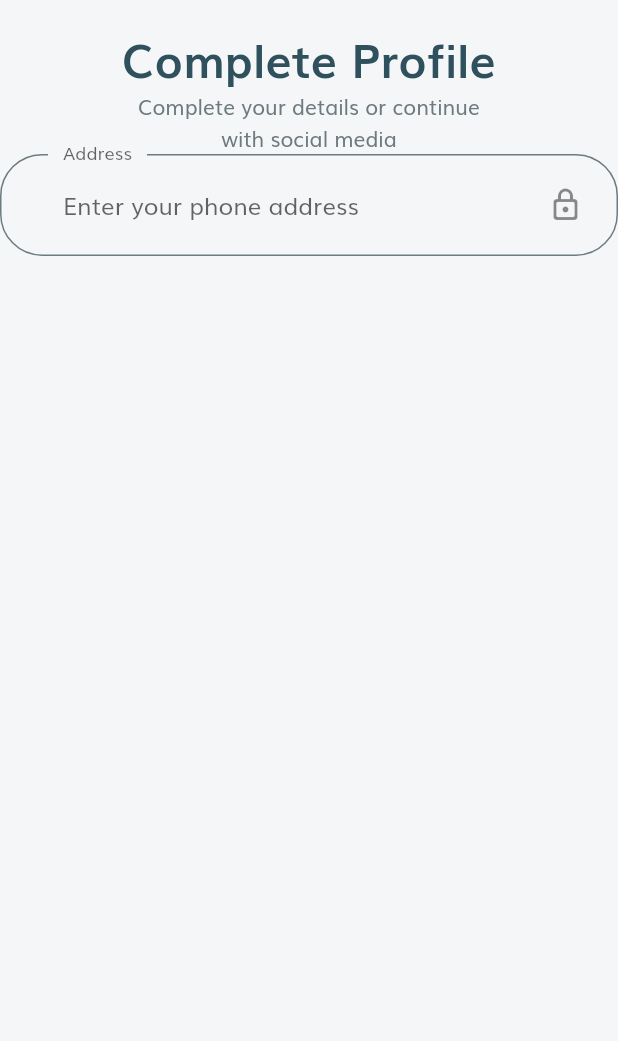
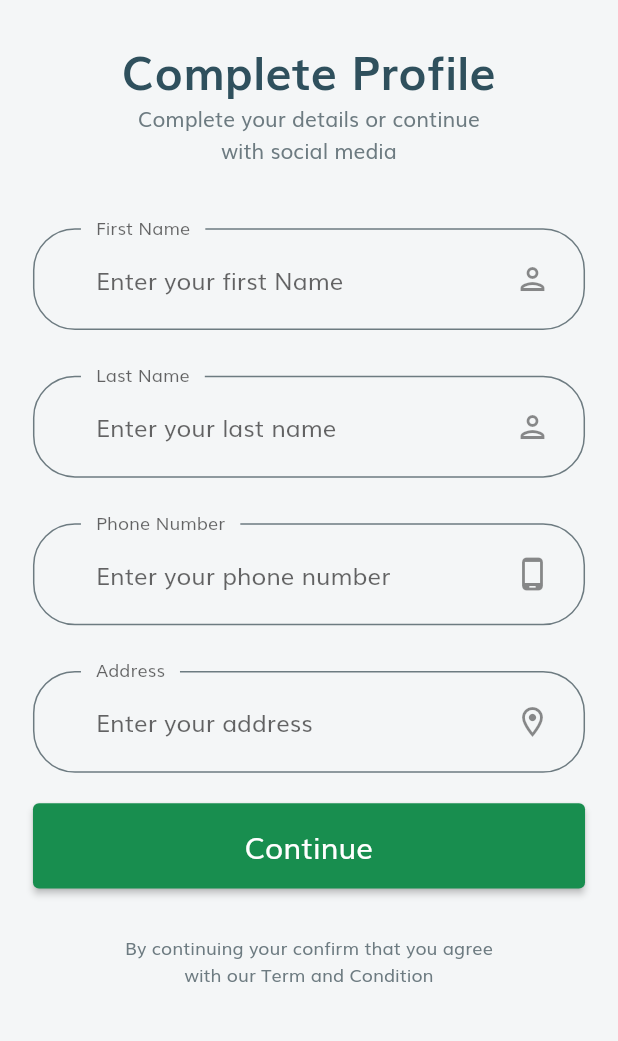
Before and after one commit to Mudennn/Denai_app, a Flutter app: the CompleteProfilePage screen opened by its route, on a phone screen of 412 x 824 dp, the part 62-1103 px from its top. Run offline on Flutter 3.47's test engine with Material 2 defaults, Android fonts, the light colour scheme and no system bars; our stand-ins replace bloc, equatable, flutter_bloc, flutter_svg.

Commit message:
Sign up v2

```diff
--- a/lib/constant.dart
+++ b/lib/constant.dart
@@ -25,6 +25,6 @@ const String passNullError = "Please Enter Your Password";
 const String rePassNullError = "Please Re-enter Your Password";
 const String shortPassError = "Password is too short";
 const String matchPassError = "Password don't match";
-const String namelNullError = "Please Enter your name";
+const String nameNullError = "Please Enter your name";
 const String phoneNumberNullError = "Please Enter your phone number";
 const String addressNullError = "Please Enter your address";
--- a/lib/pages/complete_profile/components/body.dart
+++ b/lib/pages/complete_profile/components/body.dart
@@ -2,6 +2,7 @@ import 'package:denai_app/constant.dart';
 import 'package:flutter/material.dart';
 
 import '../../../size_config.dart';
+import 'complete_profile_form.dart';
 
 class Body extends StatelessWidget {
   const Body({super.key});
@@ -10,8 +11,16 @@ class Body extends StatelessWidget {
   Widget build(BuildContext context) {
     return SizedBox(
       width: double.infinity,
+      child: Padding(
+        padding: EdgeInsets.symmetric(
+          horizontal: getProportionateScreenWidth(20),
+        ),
+        child: SingleChildScrollView(
           child: Column(
             children: [
+              SizedBox(
+                height: SizeConfig.screenHeight * 0.01,
+              ),
               Text(
                 "Complete Profile",
                 style: headingStyle,
@@ -20,79 +29,25 @@ class Body extends StatelessWidget {
                 "Complete your details or continue \nwith social media",
                 textAlign: TextAlign.center,
               ),
+              SizedBox(
+                height: SizeConfig.screenHeight * 0.05,
+              ),
               CompleteProfileForm(),
+              SizedBox(
+                height: getProportionateScreenHeight(30),
+              ),
+              Text(
+                "By continuing your confirm that you agree \nwith our Term and Condition",
+                textAlign: TextAlign.center,
+                style: TextStyle(fontSize: getProportionateScreenWidth(11)),
+              ),
+              SizedBox(
+                height: getProportionateScreenHeight(10),
+              ),
             ],
+          ),
+        ),
       ),
     );
   }
 }
-
-class CompleteProfileForm extends StatefulWidget {
-  const CompleteProfileForm({super.key});
-
-  @override
-  State<CompleteProfileForm> createState() => _CompleteProfileFormState();
-}
-
-class _CompleteProfileFormState extends State<CompleteProfileForm> {
-  final _formKey = GlobalKey<FormState>();
-  final List<String> errors = [];
-  late String firstName;
-  late String lastName;
-  late String phoneNumber;
-  late String address;
-
-  void addError({required String error}) {
-    if (!errors.contains(error)) {
-      setState(() {
-        errors.add(error);
-      });
-    }
-  }
-
-  void removeError({required String error}) {
-    if (!errors.contains(error)) {
-      setState(() {
-        errors.remove(error);
-      });
-    }
-  }
-
-  @override
-  Widget build(BuildContext context) {
-    return Form(
-        key: _formKey,
-        child: Column(children: [
-          TextFormField(
-              onSaved: (newValue) => address = newValue!,
-              onChanged: (value) {
-                if (value.isNotEmpty) {
-                  removeError(error: addressNullError);
-                }
-                return;
-              },
-              validator: (value) {
-                if (value!.isEmpty) {
-                  addError(error: addressNullError);
-                  return "";
-                }
-                return null;
-              },
-              decoration: InputDecoration(
-                labelText: "Address",
-                hintText: "Enter your phone address",
-                // If  you are using latest version of flutter then lable text and hint text shown like this
-                // if you r using flutter less then 1.20.* then maybe this is not working properly
-                floatingLabelBehavior: FloatingLabelBehavior.always,
-                suffixIcon: Padding(
-                  padding: EdgeInsets.fromLTRB(
-                      0,
-                      getProportionateScreenWidth(20),
-                      getProportionateScreenWidth(20),
-                      getProportionateScreenWidth(20)),
-                  child: const Icon(Icons.lock_outline_rounded),
-                ),
-              ))
-        ]));
-  }
-}
--- /dev/null
+++ b/lib/pages/complete_profile/components/complete_profile_form.dart
@@ -0,0 +1,177 @@
+import 'package:flutter/material.dart';
+
+import '../../../components/default_button.dart';
+import '../../../components/form_error.dart';
+import '../../../constant.dart';
+import '../../../size_config.dart';
+
+class CompleteProfileForm extends StatefulWidget {
+  const CompleteProfileForm({super.key});
+
+  @override
+  State<CompleteProfileForm> createState() => _CompleteProfileFormState();
+}
+
+class _CompleteProfileFormState extends State<CompleteProfileForm> {
+  final _formKey = GlobalKey<FormState>();
+  final List<String> errors = [];
+  late String firstName;
+  late String lastName;
+  late String phoneNumber;
+  late String address;
+
+  void addError({required String error}) {
+    if (!errors.contains(error)) {
+      setState(() {
+        errors.add(error);
+      });
+    }
+  }
+
+  void removeError({required String error}) {
+    if (!errors.contains(error)) {
+      setState(() {
+        errors.remove(error);
+      });
+    }
+  }
+
+  @override
+  Widget build(BuildContext context) {
+    return Form(
+      key: _formKey,
+      child: Column(
+        children: [
+          buildFirstNameFormField(),
+          SizedBox(
+            height: getProportionateScreenHeight(30),
+          ),
+          buildLastNameFormField(),
+          SizedBox(
+            height: getProportionateScreenHeight(30),
+          ),
+          buildPhoneNumberFormField(),
+          SizedBox(
+            height: getProportionateScreenHeight(30),
+          ),
+          buildAddressFormField(),
+          FormError(errors: errors),
+          SizedBox(
+            height: getProportionateScreenHeight(20),
+          ),
+          DefaultButton(
+              text: "Continue",
+              press: () {
+                if (_formKey.currentState!.validate()) {
+                  // Go to otp screen
+                }
+              })
+        ],
+      ),
+    );
+  }
+
+  TextFormField buildAddressFormField() {
+    return TextFormField(
+      onSaved: (newValue) => address = newValue!,
+      onChanged: (value) {
+        if (value.isNotEmpty) {
+          removeError(error: addressNullError);
+        }
+        return;
+      },
+      validator: (value) {
+        if (value!.isEmpty) {
+          addError(error: addressNullError);
+          return "";
+        }
+        return null;
+      },
+      decoration: InputDecoration(
+        labelText: "Address",
+        hintText: "Enter your address",
+        floatingLabelBehavior: FloatingLabelBehavior.always,
+        suffixIcon: Padding(
+          padding: EdgeInsets.fromLTRB(0, getProportionateScreenWidth(20),
+              getProportionateScreenWidth(20), getProportionateScreenWidth(20)),
+          child: const Icon(Icons.location_on_outlined),
+        ),
+      ),
+    );
+  }
+
+  TextFormField buildPhoneNumberFormField() {
+    return TextFormField(
+      keyboardType: TextInputType.number,
+      onSaved: (newValue) => phoneNumber = newValue!,
+      onChanged: (value) {
+        if (value.isNotEmpty) {
+          removeError(error: phoneNumberNullError);
+        }
+        return;
+      },
+      validator: (value) {
+        if (value!.isEmpty) {
+          addError(error: phoneNumberNullError);
+          return "";
+        }
+        return null;
+      },
+      decoration: InputDecoration(
+        labelText: "Phone Number",
+        hintText: "Enter your phone number",
+        floatingLabelBehavior: FloatingLabelBehavior.always,
+        suffixIcon: Padding(
+          padding: EdgeInsets.fromLTRB(0, getProportionateScreenWidth(20),
+              getProportionateScreenWidth(20), getProportionateScreenWidth(20)),
+          child: const Icon(Icons.phone_android_outlined),
+        ),
+      ),
+    );
+  }
+
+  TextFormField buildLastNameFormField() {
+    return TextFormField(
+      onSaved: (newValue) => lastName = newValue!,
+      decoration: InputDecoration(
+        labelText: "Last Name",
+        hintText: "Enter your last name",
+        floatingLabelBehavior: FloatingLabelBehavior.always,
+        suffixIcon: Padding(
+          padding: EdgeInsets.fromLTRB(0, getProportionateScreenWidth(20),
+              getProportionateScreenWidth(20), getProportionateScreenWidth(20)),
+          child: const Icon(Icons.person_outlined),
+        ),
+      ),
+    );
+  }
+
+  TextFormField buildFirstNameFormField() {
+    return TextFormField(
+      onSaved: (newValue) => firstName = newValue!,
+      onChanged: (value) {
+        if (value.isNotEmpty) {
+          removeError(error: nameNullError);
+        }
+        return;
+      },
+      validator: (value) {
+        if (value!.isEmpty) {
+          addError(error: nameNullError);
+          return "";
+        }
+        return null;
+      },
+      decoration: InputDecoration(
+        labelText: "First Name",
+        hintText: "Enter your first Name",
+        floatingLabelBehavior: FloatingLabelBehavior.always,
+        suffixIcon: Padding(
+          padding: EdgeInsets.fromLTRB(0, getProportionateScreenWidth(20),
+              getProportionateScreenWidth(20), getProportionateScreenWidth(20)),
+          child: const Icon(Icons.person_outlined),
+        ),
+      ),
+    );
+  }
+}
--- a/lib/pages/sign_up/components/sign_up_form.dart
+++ b/lib/pages/sign_up/components/sign_up_form.dart
@@ -1,4 +1,4 @@
-import 'package:denai_app/pages/complete_profile/complete_profile.dart';
+import 'package:denai_app/pages/complete_profile/complete_profile_page.dart';
 import 'package:flutter/material.dart';
 
 import '../../../components/default_button.dart';
--- a/lib/routes.dart
+++ b/lib/routes.dart
@@ -1,4 +1,4 @@
-import 'package:denai_app/pages/complete_profile/complete_profile.dart';
+import 'package:denai_app/pages/complete_profile/complete_profile_page.dart';
 import 'package:denai_app/pages/forgot_password/forgot_password_page.dart';
 import 'package:denai_app/pages/home_page.dart';
 import 'package:denai_app/pages/login_success/login_success_page.dart';
```
Also changed, not shown: lib/pages/complete_profile/complete_profile_page.dart (renamed from lib/pages/complete_profile/complete_profile.dart). Lines whose indentation alone changed are shown as unchanged.
